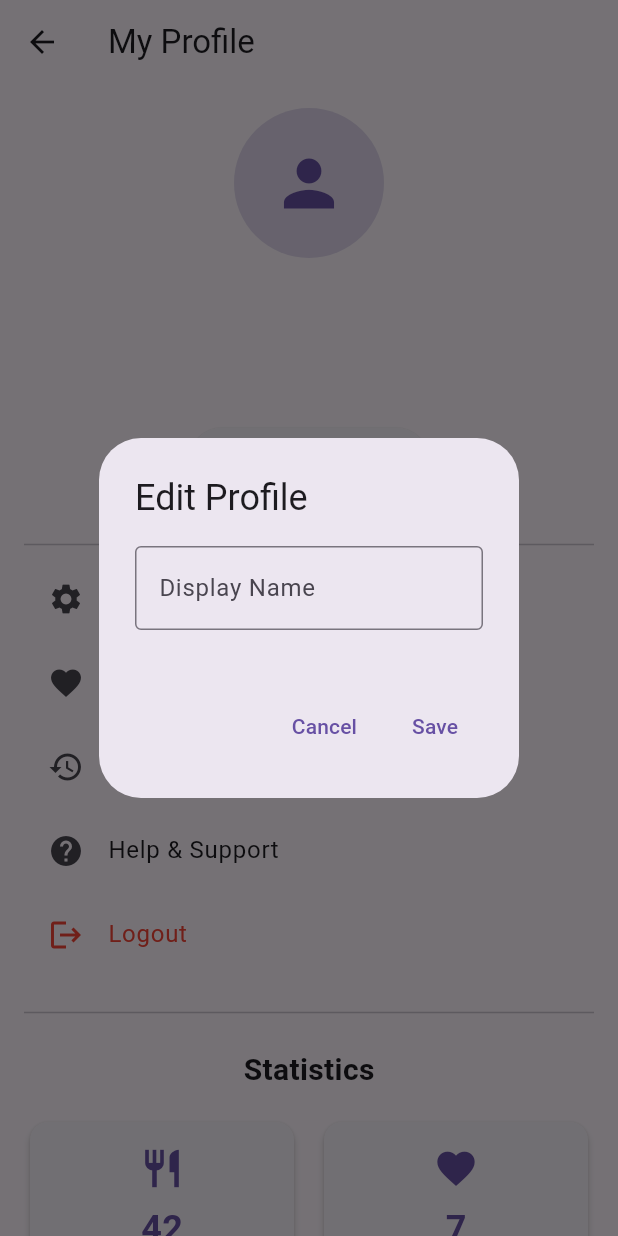
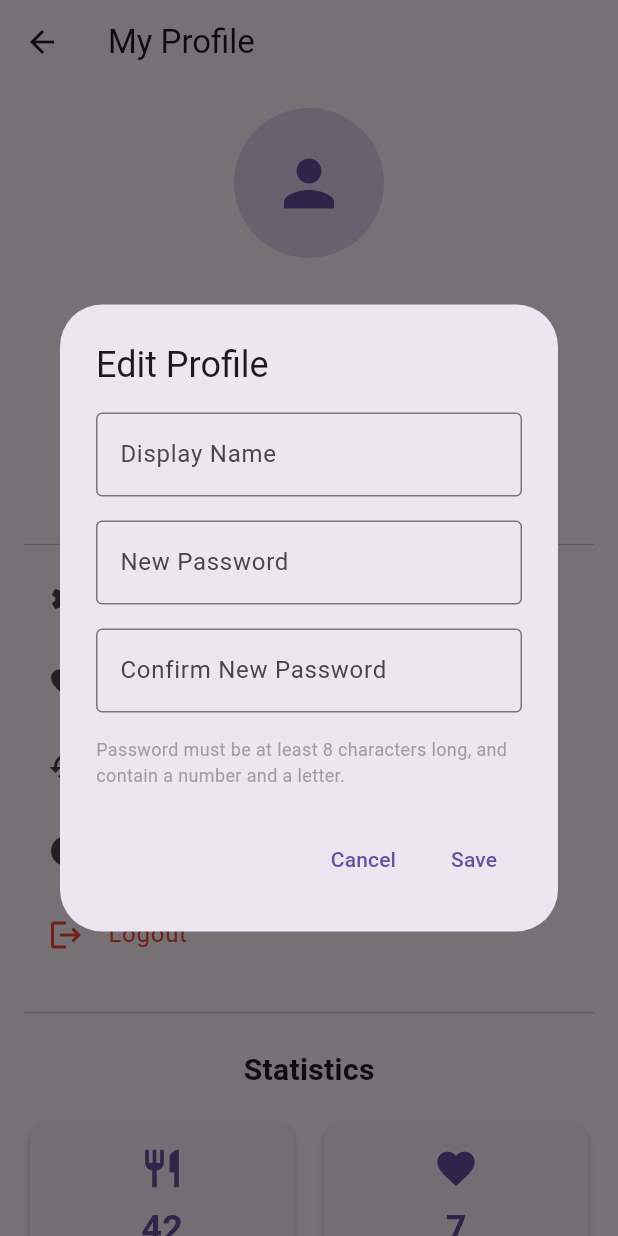
Before and after one commit to ainorjamal/meal_planner, a Flutter app: the screen it shows once a user with an empty profile is signed in, item 4 of the bottom bar chosen, after a tap on "Edit Profile", on a phone screen of 412 x 824 dp. Run offline on Flutter 3.47's test engine with Material 3 defaults, Android fonts, the light colour scheme and no system bars; our stand-ins replace cloud_firestore, firebase_auth, firebase_core, firebase_storage, fluttertoast, image_picker and 1 more; accounts and stored records are empty.

Commit message:
feat: added edit password

```diff
--- a/lib/screens/user_profile_screen.dart
+++ b/lib/screens/user_profile_screen.dart
@@ -57,8 +57,7 @@ class _UserProfileScreenState extends State<UserProfileScreen> {
 
     // Return the profile UI with Firestore data
     return StreamBuilder<DocumentSnapshot>(
-      stream:
-          FirebaseFirestore.instance
+      stream: FirebaseFirestore.instance
           .collection('users')
           .doc(userId)
           .snapshots(),
@@ -99,9 +98,8 @@ class _UserProfileScreenState extends State<UserProfileScreen> {
                     )
                   : CircleAvatar(
                       radius: 50,
-                    backgroundColor: Theme.of(
-                      context,
-                    ).primaryColor.withOpacity(0.2),
+                      backgroundColor:
+                          Theme.of(context).primaryColor.withOpacity(0.2),
                       child: Icon(
                         Icons.person,
                         size: 50,
@@ -170,22 +168,18 @@ class _UserProfileScreenState extends State<UserProfileScreen> {
                 leading: Icon(Icons.logout, color: Colors.red),
                 title: Text('Logout', style: TextStyle(color: Colors.red)),
                 onTap: () async {
-                  bool confirm =
-                      await showDialog(
+                  bool confirm = await showDialog(
                         context: context,
-                        builder:
-                            (context) => AlertDialog(
+                        builder: (context) => AlertDialog(
                           title: Text('Logout'),
                           content: Text('Are you sure you want to logout?'),
                           actions: [
                             TextButton(
-                                  onPressed:
-                                      () => Navigator.of(context).pop(false),
+                              onPressed: () => Navigator.of(context).pop(false),
                               child: Text('Cancel'),
                             ),
                             TextButton(
-                                  onPressed:
-                                      () => Navigator.of(context).pop(true),
+                              onPressed: () => Navigator.of(context).pop(true),
                               child: Text('Logout'),
                               style: TextButton.styleFrom(
                                 foregroundColor: Colors.red,
@@ -197,7 +191,11 @@ class _UserProfileScreenState extends State<UserProfileScreen> {
                       false;
 
                   if (confirm) {
+                    // Sign out the user
                     await authService.value.signOut();
+
+                    // Redirect to login screen
+                    Navigator.pushReplacementNamed(context, '/login'); // Make sure to set up your route for login
                   }
                 },
               ),
@@ -270,18 +268,21 @@ class _UserProfileScreenState extends State<UserProfileScreen> {
 
   // Method to show the edit profile dialog
   void _showEditProfileDialog(BuildContext context, String currentName) {
-    final TextEditingController nameController = TextEditingController(
-      text: currentName,
-    );
+    final TextEditingController nameController =
+        TextEditingController(text: currentName);
+    final TextEditingController passwordController = TextEditingController();
+    final TextEditingController confirmPasswordController =
+        TextEditingController();
 
     showDialog(
       context: context,
-      builder:
-          (context) => AlertDialog(
+      builder: (context) => AlertDialog(
         title: Text('Edit Profile'),
-            content: Column(
+        content: SingleChildScrollView(
+          child: Column(
             mainAxisSize: MainAxisSize.min,
             children: [
+              // Display name field
               TextField(
                 controller: nameController,
                 decoration: InputDecoration(
@@ -290,8 +291,36 @@ class _UserProfileScreenState extends State<UserProfileScreen> {
                 ),
               ),
               SizedBox(height: 16),
-                // Could add more fields here (phone, location, etc.)
+
+              // New password field
+              TextField(
+                controller: passwordController,
+                obscureText: true,
+                decoration: InputDecoration(
+                  labelText: 'New Password',
+                  border: OutlineInputBorder(),
+                ),
+              ),
+              SizedBox(height: 16),
+
+              // Confirm new password field
+              TextField(
+                controller: confirmPasswordController,
+                obscureText: true,
+                decoration: InputDecoration(
+                  labelText: 'Confirm New Password',
+                  border: OutlineInputBorder(),
+                ),
+              ),
+              SizedBox(height: 16),
+
+              // Password requirements info (optional, can be styled further)
+              Text(
+                'Password must be at least 8 characters long, and contain a number and a letter.',
+                style: TextStyle(color: Colors.grey, fontSize: 12),
+              ),
             ],
+          ),
         ),
         actions: [
           TextButton(
@@ -302,29 +331,52 @@ class _UserProfileScreenState extends State<UserProfileScreen> {
             onPressed: () async {
               // Get the current user ID
               final User? user = authService.value.currentUser;
-                  if (user != null && nameController.text.trim().isNotEmpty) {
+              if (user != null) {
+                String displayName = nameController.text.trim();
+                String newPassword = passwordController.text.trim();
+                String confirmPassword = confirmPasswordController.text.trim();
+
+                // Validate display name and password
+                if (displayName.isNotEmpty) {
                   try {
-                      // Update the display name in Firestore
+                    // Update display name in Firestore
                     await FirebaseFirestore.instance
                         .collection('users')
                         .doc(user.uid)
                         .set({
-                            'displayName': nameController.text.trim(),
+                      'displayName': displayName,
                       // Keep other fields that might exist in the document
                     }, SetOptions(merge: true));
-
-                      Navigator.of(context).pop();
-
-                      // Show success message
-                      ScaffoldMessenger.of(context).showSnackBar(
-                        SnackBar(content: Text('Profile updated successfully')),
-                      );
                   } catch (e) {
-                      // Show error message
                     ScaffoldMessenger.of(context).showSnackBar(
                       SnackBar(content: Text('Error updating profile: $e')),
                     );
+                    return;
                   }
+                }
+
+                if (newPassword.isNotEmpty && newPassword == confirmPassword) {
+                  try {
+                    // Re-authenticate the user to change password
+                    final AuthCredential credential =
+                        EmailAuthProvider.credential(
+                            email: user.email!, password: "CurrentPassword"); // Replace with current password
+
+                    await user.reauthenticateWithCredential(credential);
+
+                    // Change password
+                    await user.updatePassword(newPassword);
+                    ScaffoldMessenger.of(context).showSnackBar(
+                      SnackBar(content: Text('Password updated successfully!')),
+                    );
+                  } catch (e) {
+                    ScaffoldMessenger.of(context).showSnackBar(
+                      SnackBar(content: Text('Error changing password: $e')),
+                    );
+                  }
+                }
+
+                Navigator.of(context).pop();
               }
             },
             child: Text('Save'),
```
Also changed, not shown: 3 other files. Lines whose indentation alone changed are shown as unchanged.
